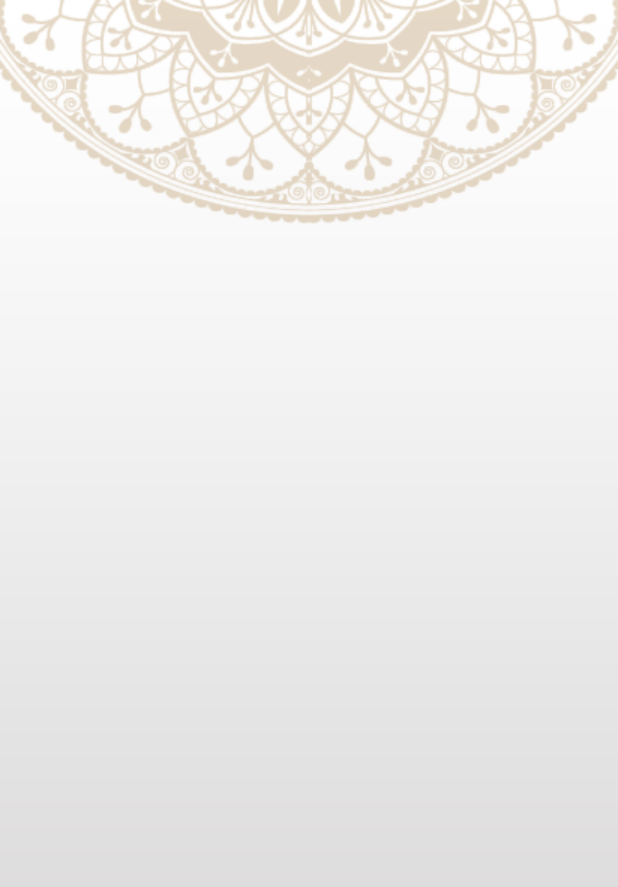
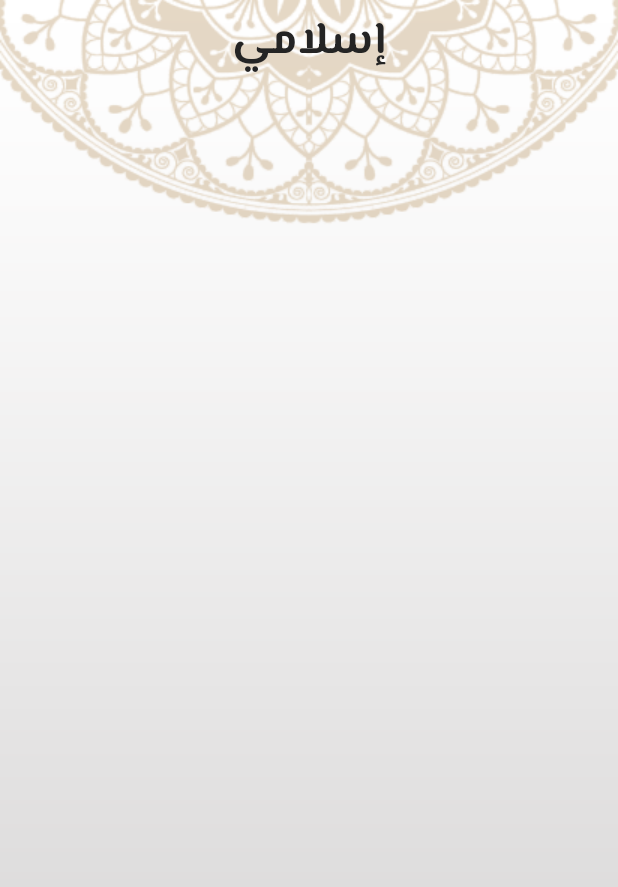
Before and after one commit to ahmedalam782/Islamic_App, a Flutter app: the screen it shows after launch, on a phone screen of 412 x 824 dp. Shown: the top 887 px of the screen. Run offline on Flutter 3.47's test engine with Material 3 defaults, Android fonts, the phone set to English and light mode, and no system bars; our stand-ins replace google_fonts.

Commit message:
make default AppBar for screens in custom class and use google font

```diff
--- a/lib/Screens/home_screen.dart
+++ b/lib/Screens/home_screen.dart
@@ -1,4 +1,5 @@
 import 'package:flutter/material.dart';
+import 'package:islamic_app_route/Widgets/default_appbar.dart';
 import 'package:islamic_app_route/Widgets/default_background_image.dart';
 
 class HomeScreen extends StatelessWidget {
@@ -11,6 +12,7 @@ class HomeScreen extends StatelessWidget {
     return DefaultBackgroundImage(
       child: Scaffold(
         backgroundColor: Colors.transparent,
+        appBar: DefaultAppbar(),
       ),
     );
   }
--- /dev/null
+++ b/lib/Widgets/default_appbar.dart
@@ -0,0 +1,25 @@
+import 'package:flutter/material.dart';
+import 'package:google_fonts/google_fonts.dart';
+
+class DefaultAppbar extends StatelessWidget implements PreferredSizeWidget {
+  const DefaultAppbar({super.key});
+
+  @override
+  Widget build(BuildContext context) {
+    return AppBar(
+      backgroundColor: Colors.transparent,
+      centerTitle: true,
+      title: Text(
+        "إسلامي",
+        style: GoogleFonts.elMessiri(
+          fontSize: 30,
+          color: const Color(0xff242424),
+          fontWeight: FontWeight.w700,
+        ),
+      ),
+    );
+  }
+
+  @override
+  Size get preferredSize => const Size.fromHeight(kToolbarHeight);
+}
--- a/pubspec.yaml
+++ b/pubspec.yaml
@@ -35,6 +35,7 @@ dependencies:
   # The following adds the Cupertino Icons font to your application.
   # Use with the CupertinoIcons class for iOS style icons.
   cupertino_icons: ^1.0.6
+  google_fonts: ^6.2.1
 
 dev_dependencies:
   flutter_test:
```
Also changed, not shown: pubspec.lock.
